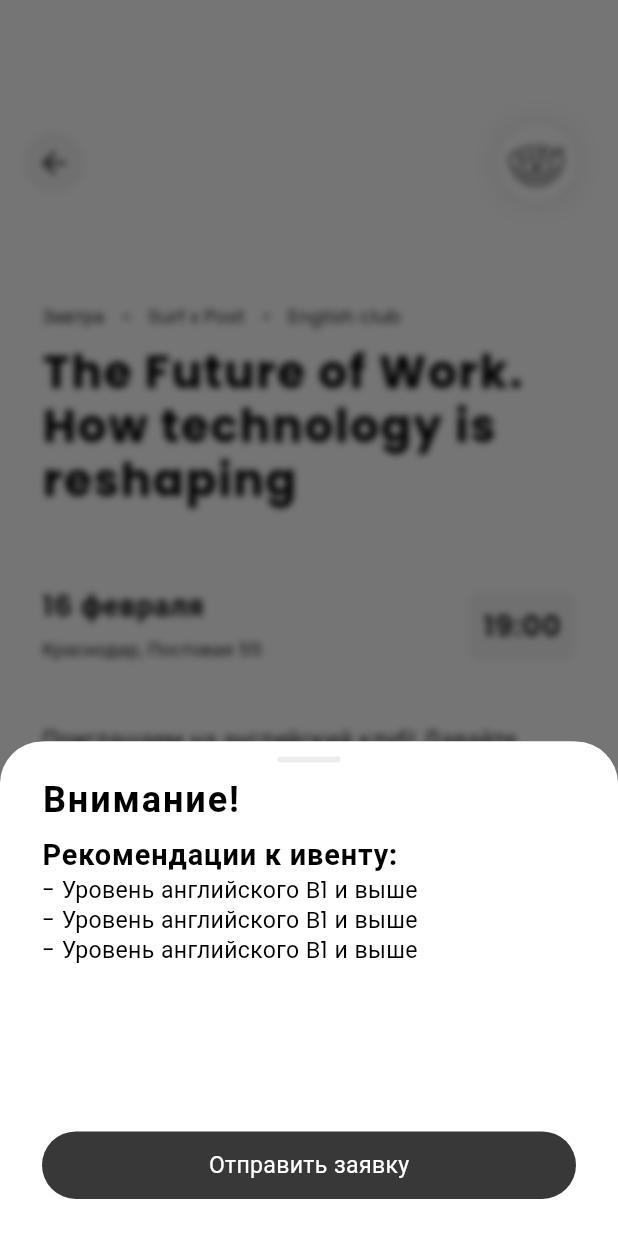
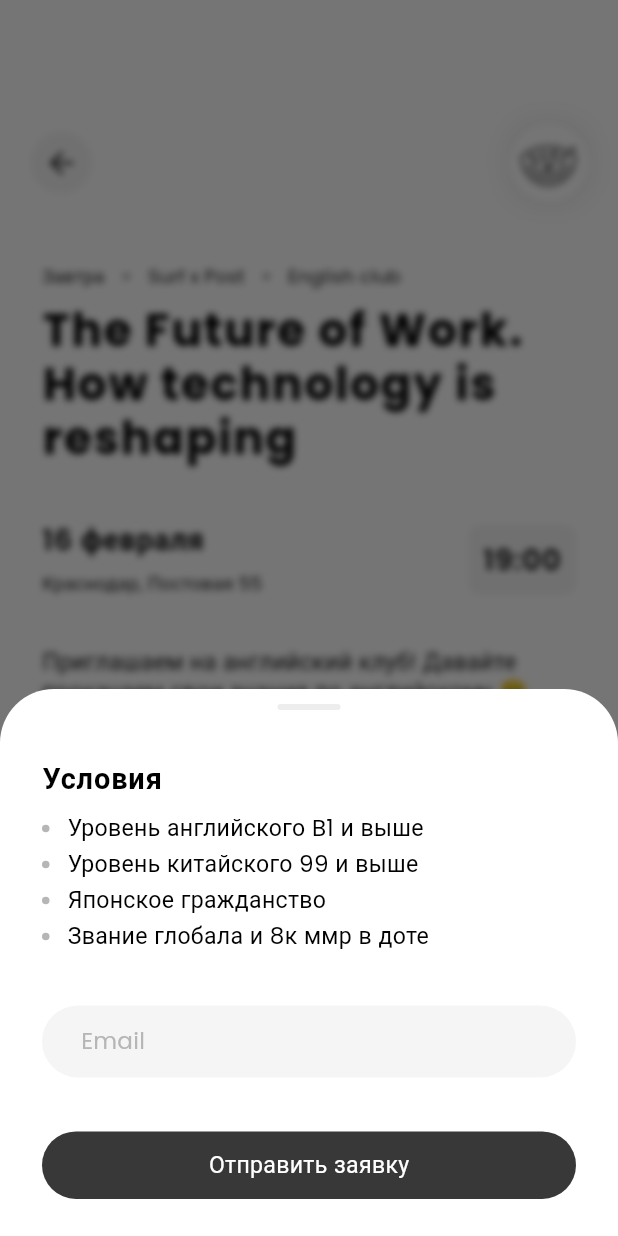
Before and after one commit to ericFlutterast/drill_vents, a Flutter app: the EventScreen screen opened by its route, after a tap on "Записаться", on a phone screen of 412 x 824 dp. Run offline on Flutter 3.47's test engine with Material 3 defaults, Android fonts, the phone set to English and light mode, and no system bars; drawn by our look-alikes of cached_network_image; our stand-ins replace bloc_concurrency, dio, equatable, flutter_bloc, flutter_svg, google_fonts and 2 more; generated files the repository leaves out were written again; network calls fail.

Commit message:
refactor: layouts of some widgets ans screens

```diff
--- a/lib/app/ui/event/event_screen.dart
+++ b/lib/app/ui/event/event_screen.dart
@@ -1,7 +1,9 @@
 import 'package:drill_events/app/themes/app_themes.dart';
+import 'package:drill_events/app/ui/event/widgets/event_description_tile.dart';
 import 'package:drill_events/app/ui/widgets/app_back_button.dart';
 import 'package:drill_events/app/ui/widgets/app_button.dart';
 import 'package:drill_events/app/ui/widgets/app_company_logo.dart';
+import 'package:drill_events/app/ui/widgets/interpunct.dart';
 import 'package:drill_events/common/navigation/modal_bottom_sheet.dart';
 import 'package:flutter/material.dart';
 
@@ -52,11 +54,18 @@ class _EventScreenState extends State<EventScreen> with SingleTickerProviderStat
           children: [
             ListView(
               controller: _scrollController,
-              padding: const EdgeInsets.symmetric(horizontal: 28),
               children: [
                 SizedBox(height: MediaQuery.sizeOf(context).height * 0.1),
-                const Align(alignment: Alignment.centerRight, child: AppCompanyLogo()),
-                const SizedBox(height: 67),
+                const Align(
+                  alignment: Alignment.centerRight,
+                  child: Padding(padding: EdgeInsets.only(right: 20), child: AppCompanyLogo()),
+                ),
+                const SizedBox(height: 40),
+                Padding(
+                  padding: const EdgeInsets.symmetric(horizontal: 28),
+                  child: Column(
+                    crossAxisAlignment: CrossAxisAlignment.start,
+                    children: [
                       Wrap(
                         runSpacing: 8,
                         spacing: 12,
@@ -64,51 +73,65 @@ class _EventScreenState extends State<EventScreen> with SingleTickerProviderStat
                         children: [
                           for (final (i, item) in _items.indexed) ...[
                             Text(item, style: context.themes.main.texts.bodySmall),
-                      if (i != _items.length - 1)
-                        SizedBox.square(
-                          dimension: 5,
-                          child: DecoratedBox(
-                            decoration: BoxDecoration(
-                              color: context.themes.main.colors.greyDark,
-                              shape: BoxShape.circle,
-                            ),
-                          ),
-                        ),
+                            if (i != _items.length - 1) const Interpunct(),
                           ],
                         ],
                       ),
-                const SizedBox(height: 8),
+                      const SizedBox(height: 7),
                       Text('The Future of Work. How technology is reshaping', style: context.themes.main.texts.h1),
-                const SizedBox(height: 54),
+                      const SizedBox(height: 38),
                       const DateTimeInfo(),
-                const SizedBox(height: 40),
+                      const SizedBox(height: 32),
                       Text(
                         'Приглашаем на английский клуб! Давайте прокачаем свои знания по английскому 😉',
                         style: context.themes.main.texts.body,
                       ),
-                const SizedBox(height: 17),
-                Text('Уровень B1 и выше', style: context.themes.main.texts.body),
-                const SizedBox(height: 46),
-                Text('Участие — напиток', style: context.themes.main.texts.bodySmall),
-                Text(
+                      const SizedBox(height: 24),
+                      const EventDescriptionTile(
+                        title: 'От тебя ждем',
+                        descriptionRows: [
+                          'Уровень английского B1 и выше',
+                          'Уровень китайского 99 и выше',
+                          'Японское гражданство',
+                          'Звание глобала и 8к ммр в доте',
+                        ],
+                      ),
+                      const SizedBox(height: 24),
+                      const EventDescriptionTile(
+                        title: 'С нас',
+                        descriptionRows: [
+                          'Стол и стул (или бутылка)',
                           'Участникам скидка 10% на напитки собственного приготовления 😉',
-                  style: context.themes.main.texts.bodySmall,
+                        ],
                       ),
-                const SizedBox(height: 18),
+                      const SizedBox(height: 42),
                       AppButton(
                         title: 'Записаться',
                         onTap:
                             () => Navigator.push(
                               context,
-                        const AppModalBottomSheetPage(child: InviteRequestToEventModal()).createRoute(context),
+                              const AppModalBottomSheetPage(
+                                child: InviteRequestToEventModal(
+                                  conditionsForParticipation: [
+                                    'Уровень английского B1 и выше',
+                                    'Уровень китайского 99 и выше',
+                                    'Японское гражданство',
+                                    'Звание глобала и 8к ммр в доте',
+                                  ],
+                                ),
+                              ).createRoute(context),
                             ),
                       ),
+                    ],
+                  ),
+                ),
+
                 const SizedBox(height: 25),
               ],
             ),
             Positioned(
               top: 5 + MediaQuery.sizeOf(context).height * 0.1,
-              left: 15,
+              left: 20,
               child: SlideTransition(
                 position: Tween<Offset>(begin: Offset.zero, end: const Offset(-50, 0)).animate(_animationController),
                 child: AppBackButton(onTap: () => Navigator.pop(context)),
--- /dev/null
+++ b/lib/app/ui/event/widgets/event_description_tile.dart
@@ -0,0 +1,35 @@
+import 'package:drill_events/app/themes/app_themes.dart';
+import 'package:drill_events/app/ui/widgets/interpunct.dart';
+import 'package:flutter/material.dart';
+
+class EventDescriptionTile extends StatelessWidget {
+  const EventDescriptionTile({super.key, required this.title, required this.descriptionRows, this.titleStyle});
+
+  final String title;
+  final Iterable<String> descriptionRows;
+  final TextStyle? titleStyle;
+
+  @override
+  Widget build(BuildContext context) {
+    final textStyles = context.themes.main.texts;
+
+    return Column(
+      crossAxisAlignment: CrossAxisAlignment.start,
+      mainAxisSize: MainAxisSize.min,
+      children: [
+        Text(title, style: titleStyle ?? textStyles.body.copyWith(fontWeight: FontWeight.bold)),
+        const SizedBox(height: 10),
+        for (final (i, item) in descriptionRows.indexed) ...[
+          Row(
+            children: [
+              const Interpunct(),
+              const SizedBox(width: 12),
+              Expanded(child: Text(item, style: textStyles.body)),
+            ],
+          ),
+          if (i != descriptionRows.length - 1) const SizedBox(height: 4),
+        ],
+      ],
+    );
+  }
+}
--- a/lib/app/ui/event/widgets/invite_request_to_event_modal.dart
+++ b/lib/app/ui/event/widgets/invite_request_to_event_modal.dart
@@ -1,24 +1,31 @@
 import 'package:drill_events/app/themes/app_themes.dart';
-import 'package:drill_events/app/ui/widgets/app_bottom_sheet.dart';
+import 'package:drill_events/app/ui/event/widgets/event_description_tile.dart';
 import 'package:drill_events/app/ui/widgets/app_button.dart';
+import 'package:drill_events/app/ui/widgets/app_text_field.dart';
 import 'package:flutter/material.dart';
 
 class InviteRequestToEventModal extends StatelessWidget {
-  const InviteRequestToEventModal({super.key});
+  const InviteRequestToEventModal({super.key, required this.conditionsForParticipation});
+
+  final Iterable<String> conditionsForParticipation;
 
   @override
   Widget build(BuildContext context) {
-    return AppBottomSheet(
-      child: Padding(
+    return Padding(
       padding: const EdgeInsets.symmetric(horizontal: 28),
       child: Column(
+        mainAxisSize: MainAxisSize.min,
         crossAxisAlignment: CrossAxisAlignment.start,
         children: [
-            Text('Внимание!', style: context.themes.main.texts.h2),
-            const SizedBox(height: 10),
-            Text('Рекомендации к ивенту:', style: context.themes.main.texts.h3),
-            for (int i = 0; i < 3; i++) Text('- Уровень английского B1 и выше', style: context.themes.main.texts.body),
-            const Spacer(),
+          const SizedBox(height: 24),
+          EventDescriptionTile(
+            title: 'Условия',
+            titleStyle: context.themes.main.texts.h3,
+            descriptionRows: conditionsForParticipation,
+          ),
+          const SizedBox(height: 36),
+          const AppTextField(hintText: 'Email'),
+          const SizedBox(height: 36),
           AppButton(
             title: 'Отправить заявку',
             onTap: () {
@@ -28,7 +35,6 @@ class InviteRequestToEventModal extends StatelessWidget {
           SizedBox(height: MediaQuery.sizeOf(context).height * 0.03),
         ],
       ),
-      ),
     );
   }
 }
--- a/lib/app/ui/home/widgets/home_header.dart
+++ b/lib/app/ui/home/widgets/home_header.dart
@@ -1,7 +1,7 @@
 import 'package:cached_network_image/cached_network_image.dart';
 import 'package:drill_events/app/blocs/events/bloc.dart';
 import 'package:drill_events/app/blocs/events/events.dart';
-import 'package:drill_events/app/themes/app_themes.dart';
+import 'package:drill_events/app/ui/widgets/app_text_field.dart';
 import 'package:drill_events/app/ui/widgets/profile_progress_indicator.dart';
 import 'package:drill_events/common/navigation/routes.dart';
 import 'package:flutter/material.dart';
@@ -18,8 +18,8 @@ class HomeHeader extends StatelessWidget {
         mainAxisAlignment: MainAxisAlignment.spaceBetween,
         children: [
           Expanded(
-            child: TextField(
-              cursorColor: context.themes.main.colors.accent,
+            child: AppTextField(
+              hintText: 'Поиск...',
               onChanged: (value) {
                 if (value.isEmpty) {
                   context.read<EventsBloc>().add(const FetchEvents());
@@ -27,18 +27,6 @@ class HomeHeader extends StatelessWidget {
                   context.read<EventsBloc>().add(SearchEvents(value: value));
                 }
               },
-              decoration: InputDecoration(
-                hintText: 'Поиск...',
-                hintStyle: context.themes.main.texts.body.copyWith(color: context.themes.main.colors.greyDark),
-                filled: true,
-                fillColor: const Color(0xFFF5F5F5),
-
-                border: const OutlineInputBorder(
-                  borderRadius: BorderRadius.all(Radius.circular(50)),
-                  borderSide: BorderSide.none,
-                ),
-                contentPadding: const EdgeInsets.symmetric(vertical: 10, horizontal: 22),
-              ),
             ),
           ),
           const SizedBox(width: 20),
--- a/lib/app/ui/widgets/app_bottom_sheet.dart
+++ b/lib/app/ui/widgets/app_bottom_sheet.dart
@@ -1,4 +1,3 @@
-import 'package:drill_events/app/themes/app_themes.dart';
 import 'package:flutter/material.dart';
 
 class AppBottomSheet extends StatelessWidget {
@@ -10,13 +9,10 @@ class AppBottomSheet extends StatelessWidget {
 
   @override
   Widget build(BuildContext context) {
-    return SizedBox(
-      height: height ?? MediaQuery.sizeOf(context).height * 0.4,
-      width: double.infinity,
-      child: Material(
-        color: context.themes.main.colors.background,
-        borderRadius: borderRadius ?? const BorderRadius.all(Radius.circular(32)),
+    return Padding(
+      padding: EdgeInsets.only(bottom: MediaQuery.of(context).viewInsets.bottom),
       child: Column(
+        mainAxisSize: MainAxisSize.min,
         children: [
           const SizedBox(height: 10),
           const SizedBox(
@@ -27,9 +23,8 @@ class AppBottomSheet extends StatelessWidget {
             ),
           ),
           const SizedBox(height: 10),
-            if (child != null) Expanded(child: child!),
+          if (child != null) Flexible(child: child!),
         ],
-        ),
       ),
     );
   }
--- /dev/null
+++ b/lib/app/ui/widgets/app_text_field.dart
@@ -0,0 +1,66 @@
+import 'package:drill_events/app/themes/app_themes.dart';
+import 'package:flutter/material.dart';
+
+class AppTextField extends StatelessWidget {
+  const AppTextField({
+    super.key,
+    this.onChanged,
+    this.onTap,
+    this.onTapOutside,
+    this.onEditingComplete,
+    this.onSubmitted,
+    this.onAppPrivateCommand,
+    this.onTapUpOutside,
+    this.hintText,
+    this.hintStyle,
+    this.decoration,
+    this.border,
+    this.contentPadding,
+    this.controller,
+  });
+
+  final String? hintText;
+  final TextStyle? hintStyle;
+  final InputDecoration? decoration;
+  final InputBorder? border;
+  final EdgeInsets? contentPadding;
+  final TextEditingController? controller;
+  final VoidCallback? onTap;
+  final VoidCallback? onEditingComplete;
+  final Function(String)? onChanged;
+  final Function(String)? onSubmitted;
+  final Function(PointerDownEvent)? onTapOutside;
+  final Function(String, Map<String, dynamic>)? onAppPrivateCommand;
+  final Function(PointerUpEvent)? onTapUpOutside;
+
+  @override
+  Widget build(BuildContext context) {
+    return TextField(
+      controller: controller,
+      cursorColor: context.themes.main.colors.accent,
+      onChanged: onChanged,
+      onTap: onTap,
+      onTapOutside: onTapOutside,
+      onEditingComplete: onEditingComplete,
+      onAppPrivateCommand: onAppPrivateCommand,
+      onSubmitted: onSubmitted,
+      onTapUpOutside: onTapUpOutside,
+
+      decoration:
+          decoration ??
+          InputDecoration(
+            hintText: hintText,
+            hintStyle: hintStyle ?? context.themes.main.texts.body.copyWith(color: context.themes.main.colors.greyDark),
+            filled: true,
+            fillColor: const Color(0xFFF5F5F5),
+            border:
+                border ??
+                const OutlineInputBorder(
+                  borderRadius: BorderRadius.all(Radius.circular(50)),
+                  borderSide: BorderSide.none,
+                ),
+            contentPadding: contentPadding ?? const EdgeInsets.symmetric(vertical: 10, horizontal: 22),
+          ),
+    );
+  }
+}
--- /dev/null
+++ b/lib/app/ui/widgets/interpunct.dart
@@ -0,0 +1,17 @@
+import 'package:drill_events/app/themes/app_themes.dart';
+import 'package:flutter/material.dart';
+
+///Circular point before some word or row
+class Interpunct extends StatelessWidget {
+  const Interpunct({super.key});
+
+  @override
+  Widget build(BuildContext context) {
+    return SizedBox.square(
+      dimension: 5,
+      child: DecoratedBox(
+        decoration: BoxDecoration(color: context.themes.main.colors.greyDark, shape: BoxShape.circle),
+      ),
+    );
+  }
+}
--- a/lib/common/navigation/modal_bottom_sheet.dart
+++ b/lib/common/navigation/modal_bottom_sheet.dart
@@ -1,21 +1,77 @@
 import 'dart:ui' as ui;
 
+import 'package:drill_events/app/themes/app_themes.dart';
+import 'package:drill_events/app/ui/widgets/app_bottom_sheet.dart';
 import 'package:flutter/material.dart';
 
 class AppModalBottomSheetPage<T> extends Page<T> {
-  const AppModalBottomSheetPage({required this.child});
+  const AppModalBottomSheetPage({
+    required this.child,
+    this.isScrollControlled = true,
+    this.isDismissible = true,
+    this.enableDrag = true,
+    this.useSafeArea = false,
+    this.elevation,
+    this.clipBehavior,
+    this.backgroundColor,
+    this.anchorPoint,
+    this.barrierLabel,
+    this.barrierOnTapHint,
+    this.capturedThemes,
+    this.constraints,
+    this.modalBarrierColor,
+    this.requestFocus,
+    this.shape,
+    this.sheetAnimationStyle,
+    this.showDragHandle,
+    this.transitionAnimationController,
+  });
 
   final Widget child;
+  final bool isScrollControlled;
+  final Color? backgroundColor;
+  final bool isDismissible;
+  final Offset? anchorPoint;
+  final String? barrierLabel;
+  final CapturedThemes? capturedThemes;
+  final String? barrierOnTapHint;
+  final double? elevation;
+  final ShapeBorder? shape;
+  final Clip? clipBehavior;
+  final BoxConstraints? constraints;
+  final Color? modalBarrierColor;
+  final bool enableDrag;
+  final bool? showDragHandle;
+  final bool? requestFocus;
+  final AnimationController? transitionAnimationController;
+  final bool useSafeArea;
+  final AnimationStyle? sheetAnimationStyle;
 
   @override
   Route<T> createRoute(BuildContext context) {
     return ModalBottomSheetRouteWithBlur<T>(
       settings: this,
-      builder: (context) {
-        return child;
-      },
-      backgroundColor: Colors.white,
-      isScrollControlled: true,
+      builder: (context) => AppBottomSheet(child: child),
+      backgroundColor: backgroundColor ?? context.themes.main.colors.background,
+      isScrollControlled: isScrollControlled,
+      isDismissible: isDismissible,
+      enableDrag: enableDrag,
+      useSafeArea: useSafeArea,
+      sheetAnimationStyle: sheetAnimationStyle,
+      transitionAnimationController: transitionAnimationController,
+      requestFocus: requestFocus,
+      showDragHandle: showDragHandle,
+      modalBarrierColor: modalBarrierColor,
+      constraints: constraints,
+      clipBehavior: clipBehavior,
+      shape:
+          shape ??
+          const RoundedRectangleBorder(
+            borderRadius: BorderRadius.only(topLeft: Radius.circular(36), topRight: Radius.circular(36)),
+          ),
+      elevation: elevation,
+      barrierOnTapHint: barrierOnTapHint,
+      anchorPoint: anchorPoint,
     );
   }
 }
@@ -26,6 +82,23 @@ final class ModalBottomSheetRouteWithBlur<T> extends ModalBottomSheetRoute<T> {
     required super.isScrollControlled,
     super.settings,
     super.backgroundColor,
+    super.isDismissible,
+    super.anchorPoint,
+    super.barrierLabel,
+    super.capturedThemes,
+    super.barrierOnTapHint,
+    super.elevation,
+    super.shape,
+    super.clipBehavior,
+    super.constraints,
+    super.modalBarrierColor,
+    super.enableDrag,
+    super.showDragHandle,
+    super.scrollControlDisabledMaxHeightRatio,
+    super.requestFocus,
+    super.transitionAnimationController,
+    super.useSafeArea,
+    super.sheetAnimationStyle,
   });
 
   @override
```
Lines whose indentation alone changed are shown as unchanged.
